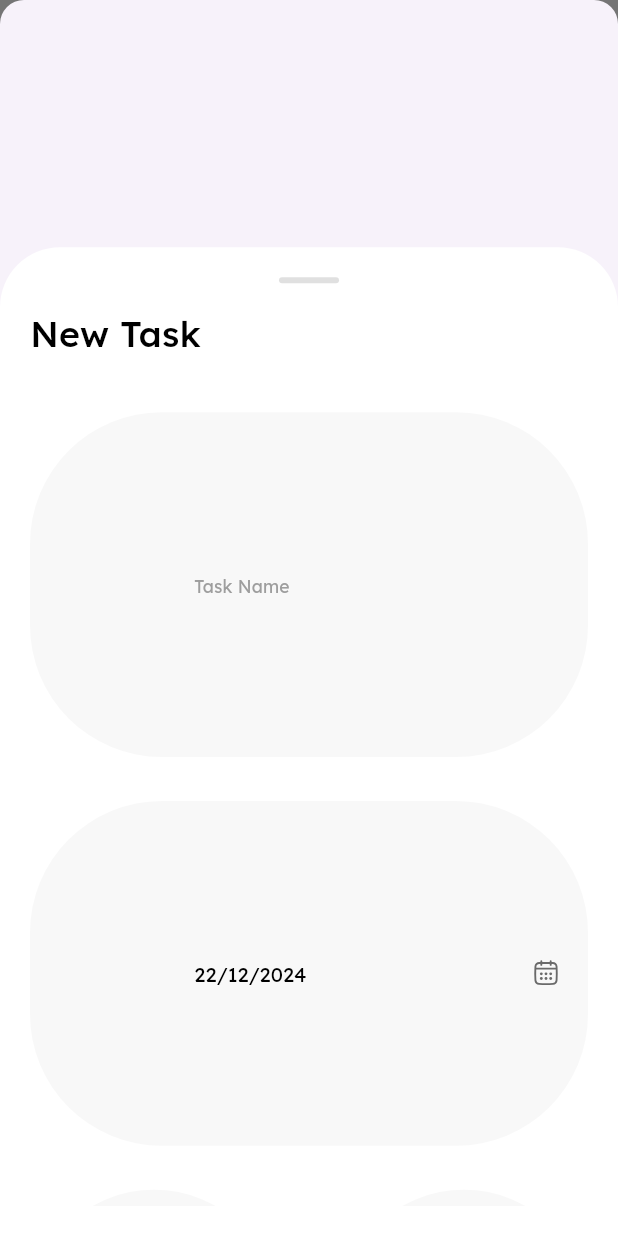
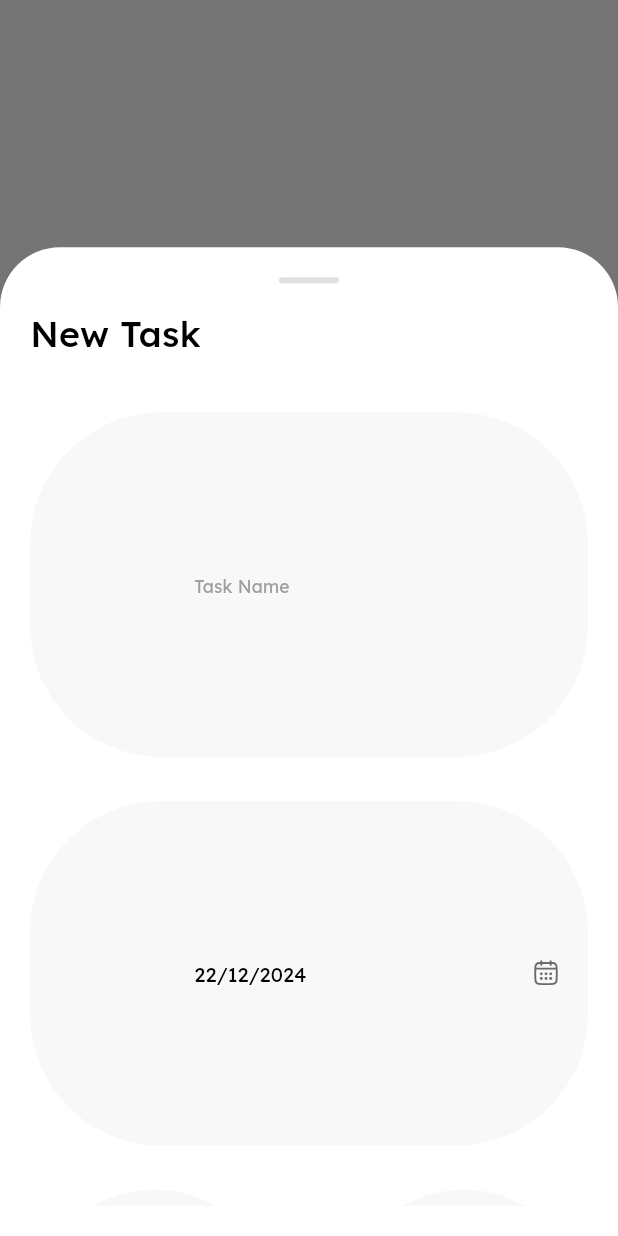
Before and after one commit to AhmedMohamedAbdelmohsen/DailyFlow, a Flutter app: what showNewTaskBottomSheet() shows on an empty page, opened directly, on a phone screen of 412 x 824 dp. Run offline on Flutter 3.47's test engine with Material 3 defaults, Android fonts, the phone set to English and light mode, and no system bars; our stand-ins replace bloc, dartz, dio, easy_date_timeline, easy_localization, flutter_animate and 13 more; missing offline and left inert: pie_menu; accounts and stored records are empty; generated files the repository leaves out were written again; network calls fail.

Commit message:
working on add task

```diff
--- a/lib/data/data_source/remote_data_source.dart
+++ b/lib/data/data_source/remote_data_source.dart
@@ -8,7 +8,7 @@ abstract class RemoteDataSource {
 
   Future<TaskResponse> addTask(int id, TaskResponse request);
 
-  Future<List<TaskResponse>> getAllTasks(int id);
+  Future<List<TaskDataResponse>> getAllTasks(int id);
 }
 
 class RemoteDataSourceImpl extends RemoteDataSource {
@@ -27,7 +27,7 @@ class RemoteDataSourceImpl extends RemoteDataSource {
   }
 
   @override
-  Future<List<TaskResponse>> getAllTasks(int id) {
+  Future<List<TaskDataResponse>> getAllTasks(int id) {
     return _appServiceClient.getAllTasks(id);
   }
 }
--- a/lib/data/network/app_api.dart
+++ b/lib/data/network/app_api.dart
@@ -19,5 +19,5 @@ abstract class AppServiceClient {
       @Path("id") int id, @Body() TaskResponse request);
 
   @GET("/users/{id}/todos?${Constants.apikey}")
-  Future<List<TaskResponse>> getAllTasks(@Path("id") int id);
+  Future<List<TaskDataResponse>> getAllTasks(@Path("id") int id);
 }
--- a/lib/data/repository/respository_impl.dart
+++ b/lib/data/repository/respository_impl.dart
@@ -50,7 +50,7 @@ class RepositoryImpl extends Repository {
       try {
         // its connected to internet, its safe to call API
         final response = await _remoteDataSource.addTask(id, request);
-        if (response.userId != 0) {
+        if (response.id != 0) {
           // success return data
           return Right(response.toDomain());
         } else {
@@ -69,7 +69,7 @@ class RepositoryImpl extends Repository {
   }
 
   @override
-  Future<Either<Failure, List<TaskModel>>> getAllTasks(int id) async {
+  Future<Either<Failure, List<TaskDataModel>>> getAllTasks(int id) async {
     if (await _networkInfo.isConnect) {
       try {
         // its connected to internet, its safe to call API
@@ -77,7 +77,7 @@ class RepositoryImpl extends Repository {
         if (response != null) {
           // success return data
           return Right((response.map((data) => data.toDomain()))
-              .cast<TaskModel>()
+              .cast<TaskDataModel>()
               .toList());
         } else {
           // failure --return business error
--- a/lib/domain/model/task/task_model.dart
+++ b/lib/domain/model/task/task_model.dart
@@ -16,13 +16,43 @@ class TaskModel {
   String startTime;
   String endTime;
   String category;
+  bool completed;
+  String author;
+  String message;
+  Color? color;
+  MetaModel? meta;
+
+  TaskModel(
+    this.id,
+    this.userId,
+    this.description,
+    this.date,
+    this.startTime,
+    this.endTime,
+    this.category,
+    this.completed,
+    this.author,
+    this.message,
+    this.meta,
+      {
+    this.color,
+  });
+}
+class TaskDataModel {
+  num id;
+  num userId;
+  String description;
+  String date;
+  String startTime;
+  String endTime;
+  String category;
   num completed;
   String author;
   String message;
   Color? color;
   MetaModel? meta;
 
-  TaskModel(
+  TaskDataModel(
     this.id,
     this.userId,
     this.description,
--- a/lib/domain/repository/repository.dart
+++ b/lib/domain/repository/repository.dart
@@ -10,5 +10,5 @@ abstract class Repository {
 
   Future<Either<Failure, TaskModel>> addTask(int id, TaskResponse request);
 
-  Future<Either<Failure, List<TaskModel>>> getAllTasks(int id);
+  Future<Either<Failure, List<TaskDataModel>>> getAllTasks(int id);
 }
--- a/lib/domain/usecase/task/task_usecase.dart
+++ b/lib/domain/usecase/task/task_usecase.dart
@@ -4,13 +4,13 @@ import 'package:daily_flow/domain/repository/repository.dart';
 import 'package:daily_flow/domain/usecase/base_usecase.dart';
 import 'package:dartz/dartz.dart';
 
-class TaskUseCase implements BaseUseCase<int, List<TaskModel>> {
+class TaskUseCase implements BaseUseCase<int, List<TaskDataModel>> {
   final Repository _repository;
 
   TaskUseCase(this._repository);
 
   @override
-  Future<Either<Failure, List<TaskModel>>> execute(int id) async {
+  Future<Either<Failure, List<TaskDataModel>>> execute(int id) async {
     return await _repository.getAllTasks(id);
   }
 }
--- a/lib/presentation/add_scheduler/view/add_scheduler_view.dart
+++ b/lib/presentation/add_scheduler/view/add_scheduler_view.dart
@@ -1,9 +1,13 @@
 import 'package:daily_flow/app/di.dart';
+import 'package:daily_flow/app/extension.dart';
 import 'package:daily_flow/app/functions.dart';
+import 'package:daily_flow/data/responses/task/task_response.dart';
 import 'package:daily_flow/generated/locale_keys.g.dart';
 import 'package:daily_flow/presentation/add_scheduler/manager/add_task_cubit.dart';
+import 'package:daily_flow/presentation/add_scheduler/view/widgets/action_buttons.dart';
 import 'package:daily_flow/presentation/add_scheduler/view/widgets/category_selector.dart';
 import 'package:daily_flow/presentation/add_scheduler/view/widgets/priority_selector.dart';
+import 'package:daily_flow/presentation/home/manager/task_cubit.dart';
 import 'package:daily_flow/presentation/resources/color_manager.dart';
 import 'package:daily_flow/presentation/resources/font_manager.dart';
 import 'package:daily_flow/presentation/resources/styles_manager.dart';
@@ -13,6 +17,8 @@ import 'package:daily_flow/presentation/widgets/custom_date_widget.dart';
 import 'package:daily_flow/presentation/widgets/custom_time_picker.dart';
 import 'package:easy_localization/easy_localization.dart';
 import 'package:flutter/material.dart';
+import 'package:flutter_bloc/flutter_bloc.dart';
+import 'package:fluttertoast/fluttertoast.dart';
 import 'package:responsive_sizer/responsive_sizer.dart';
 import 'dart:ui' as ui;
 
@@ -25,13 +31,13 @@ class AddScheduleView extends StatefulWidget {
 
 class _AddScheduleViewState extends State<AddScheduleView> {
   AddTaskCubit addTaskCubit = instance<AddTaskCubit>();
-
-  final _formKey = GlobalKey<FormState>();
-
+  TaskCubit taskCubit = instance<TaskCubit>();
   final TextEditingController _nameController = TextEditingController();
-
+  bool isLoading = false;
+  bool isAllValid = false;
   String? taskNameErrorMsg;
   String? priorityErrorMsg;
+  final _formKey = GlobalKey<FormState>();
 
   @override
   Widget build(BuildContext context) {
@@ -130,36 +136,53 @@ class _AddScheduleViewState extends State<AddScheduleView> {
                         fontSize: FontSize.s18.sp),
                   ),
                   SizedBox(height: AppSize.s2.h),
-                  PrioritySelector(),
+                  PrioritySelector(
+                    onPriorityChanged: (String value) {
+                      addTaskCubit.requestModel.meta = MetaResponse(priority: value);
+                    },
+                  ),
                   SizedBox(height: AppSize.s2.h),
                   CategorySelector(),
-                  const SizedBox(height: AppSize.s24),
-                  Row(
-                    mainAxisAlignment: MainAxisAlignment.spaceBetween,
-                    children: [
-                      TextButton(
-                        onPressed: () => Navigator.pop(context),
-                        child: Text(
-                          LocaleKeys.cancel.tr(),
-                          style: getRegularLexendStyle(color: ColorManager.midBlack,fontSize: FontSize.s16.sp),
-                        ),
-                      ),
-                      ElevatedButton(
-                        onPressed: () {},
-                        style: ElevatedButton.styleFrom(
-                          padding: const EdgeInsets.symmetric(
-                              horizontal: AppSize.s32, vertical: AppSize.s12),
-                          shape: RoundedRectangleBorder(
-                            borderRadius: BorderRadius.circular(AppSize.s8),
-                          ),
-                        ),
-                        child: Text(
-                          LocaleKeys.createTask.tr(),
-                          style: getRegularLexendStyle(color: Colors.white,fontSize: FontSize.s16),
-                        ),
-                      ),
-                    ],
-                  ),
+                  SizedBox(height: AppSize.s2.h),
+                  BlocProvider<AddTaskCubit>(
+                      create: (BuildContext context) => addTaskCubit,
+                      child: BlocConsumer<AddTaskCubit, AddTaskState>(
+                        builder: (context, state) {
+                          return ActionButtons(
+                            func: () {
+                              addTaskCubit.addTask();
+                            }, isLoading: isLoading,
+                          );
+                        },
+                        listener: (BuildContext context, AddTaskState state) {
+                          if (state is AddTaskLoading) {
+                            isLoading = true;
+                          } else if (state is AddTaskSuccess) {
+                            isLoading = false;
+                            taskCubit.getTasksList(
+                                context, DateTime.now().defaultToSend());
+                            Navigator.of(context).pop();
+                          } else if (state is AddTaskFailure) {
+                            isLoading = false;
+                            Fluttertoast.showToast(
+                                msg: state.errorMsg,
+                                toastLength: Toast.LENGTH_LONG,
+                                gravity: ToastGravity.BOTTOM,
+                                timeInSecForIosWeb: 1,
+                                backgroundColor: Colors.red,
+                                textColor: Colors.white,
+                                fontSize: FontSize.s16.sp);
+                          } else if (state is TaskNameValidationState) {
+                            taskNameErrorMsg = state.error;
+                            addTaskCubit.isAllValid(_nameController.text);
+                          } else if (state is PriorityValidationState) {
+                            priorityErrorMsg = state.error;
+                            addTaskCubit.isAllValid(_nameController.text);
+                          } else if (state is CreateTaskIsAllValidState) {
+                            isAllValid = state.isAllValid;
+                          }
+                        },
+                      ))
                 ],
               ),
             ),
@@ -174,6 +197,7 @@ void showNewTaskBottomSheet(BuildContext context) {
   showModalBottomSheet(
     context: context,
     isScrollControlled: true,
+    backgroundColor: Colors.transparent,
     shape: const RoundedRectangleBorder(
       borderRadius: BorderRadius.vertical(top: Radius.circular(AppSize.s16)),
     ),
--- /dev/null
+++ b/lib/presentation/add_scheduler/view/widgets/action_buttons.dart
@@ -0,0 +1,77 @@
+import 'package:daily_flow/generated/locale_keys.g.dart';
+import 'package:daily_flow/presentation/resources/color_manager.dart';
+import 'package:daily_flow/presentation/resources/font_manager.dart';
+import 'package:daily_flow/presentation/resources/styles_manager.dart';
+import 'package:daily_flow/presentation/resources/values_manager.dart';
+import 'package:daily_flow/presentation/widgets/custom_loading.dart';
+import 'package:easy_localization/easy_localization.dart';
+import 'package:flutter/material.dart';
+import 'package:responsive_sizer/responsive_sizer.dart';
+
+class ActionButtons extends StatelessWidget {
+  ActionButtons({Key? key, required this.func, required this.isLoading})
+      : super(key: key);
+  final VoidCallback func;
+  final bool isLoading;
+
+  @override
+  Widget build(BuildContext context) {
+    return Row(
+      mainAxisAlignment: MainAxisAlignment.spaceBetween,
+      children: [
+        Expanded(
+          child: _buildCustomButton(
+            context,
+            label: LocaleKeys.cancel.tr(),
+            textColor: ColorManager.midBlack,
+            backgroundColor: ColorManager.lightGrey4,
+            onPressed: () => Navigator.pop(context),
+          ),
+        ),
+        SizedBox(width: AppSize.s6.w),
+        Expanded(
+          child: isLoading
+              ? LoadingWidget(size: AppSize.s30, color: ColorManager.waterBlue)
+              : _buildCustomButton(
+                  context,
+                  label: LocaleKeys.createTask.tr(),
+                  textColor: Colors.white,
+                  backgroundColor: ColorManager.waterBlue,
+                  onPressed: () {
+                    func();
+                  },
+                ),
+        ),
+      ],
+    );
+  }
+
+  Widget _buildCustomButton(
+    BuildContext context, {
+    required String label,
+    required Color textColor,
+    required Color backgroundColor,
+    required VoidCallback onPressed,
+    double borderRadius = 50.0,
+    TextStyle? textStyle,
+  }) {
+    return SizedBox(
+      height: AppSize.s6.h,
+      child: ElevatedButton(
+        onPressed: onPressed,
+        style: ElevatedButton.styleFrom(
+          backgroundColor: backgroundColor,
+          shape: RoundedRectangleBorder(
+            borderRadius: BorderRadius.circular(borderRadius),
+          ),
+        ),
+        child: Text(
+          label,
+          style: textStyle ??
+              getRegularLexendStyle(
+                  color: textColor, fontSize: FontSize.s16.sp),
+        ),
+      ),
+    );
+  }
+}
--- a/lib/presentation/add_scheduler/view/widgets/category_selector.dart
+++ b/lib/presentation/add_scheduler/view/widgets/category_selector.dart
@@ -17,8 +17,15 @@ class _CategorySelectorState extends State<CategorySelector> {
 
   @override
   Widget build(BuildContext context) {
-    return Column(
+    return Container(
+      decoration: const BoxDecoration(
+        color: ColorManager.lightGrey6,
+        borderRadius: BorderRadius.all( Radius.circular(AppSize.s20)),
+      ),
+      padding: const EdgeInsets.all(AppPadding.p20),
+      child: Column(
         crossAxisAlignment: CrossAxisAlignment.start,
+        mainAxisSize: MainAxisSize.min,
         children: [
           Text(
             LocaleKeys.categories.tr(),
@@ -32,12 +39,12 @@ class _CategorySelectorState extends State<CategorySelector> {
             children: [
               _buildCategoryChip(LocaleKeys.work.tr(), Colors.blue,
                   isSelected: _selectedCategory == LocaleKeys.work.tr()),
-            SizedBox(width: AppSize.s4.h),
+              SizedBox(width: AppSize.s2.h),
               _buildCategoryChip(LocaleKeys.personal.tr(), Colors.purple,
                   isSelected: _selectedCategory == LocaleKeys.personal.tr()),
               SizedBox(width: AppSize.s2.w),
               CircleAvatar(
-              radius: AppSize.s18,
+                radius: AppSize.s20,
                 backgroundColor: Colors.grey[300],
                 child: Center(
                   child: IconButton(
@@ -49,6 +56,7 @@ class _CategorySelectorState extends State<CategorySelector> {
             ],
           ),
         ],
+      ),
     );
   }
 
@@ -64,7 +72,7 @@ class _CategorySelectorState extends State<CategorySelector> {
       label: Text(
         label,
         style: getRegularLexendStyle(
-          color: isSelected ?  ColorManager.midBlack:Colors.white ,
+          color: isSelected ? ColorManager.midBlack : Colors.white,
         ),
       ),
       selected: isSelected,
--- a/lib/presentation/home/manager/task_state.dart
+++ b/lib/presentation/home/manager/task_state.dart
@@ -8,7 +8,7 @@ class TaskInitial extends TaskState {}
 class TaskLoading extends TaskState {}
 
 class TaskSuccess extends TaskState {
-  final List<TaskModel> tasksList;
+  final List<TaskDataModel> tasksList;
 
   TaskSuccess(this.tasksList);
 }
--- a/lib/presentation/home/view/tasks/task_card.dart
+++ b/lib/presentation/home/view/tasks/task_card.dart
@@ -13,7 +13,7 @@ import 'package:url_launcher/url_launcher_string.dart';
 import 'package:font_awesome_flutter/font_awesome_flutter.dart';
 
 class TaskCard extends StatefulWidget {
-  final TaskModel model;
+  final TaskDataModel model;
 
   const TaskCard({super.key, required this.model});
 
--- a/lib/presentation/home/view/tasks/task_view.dart
+++ b/lib/presentation/home/view/tasks/task_view.dart
@@ -23,7 +23,7 @@ class TaskView extends StatefulWidget {
 
 class _TaskViewState extends State<TaskView> {
 
-  late List<TaskModel> tasks;
+  late List<TaskDataModel> tasks;
 
   @override
   Widget build(BuildContext context) {
@@ -60,7 +60,9 @@ class _TaskViewState extends State<TaskView> {
                               horizontal: AppPadding.p12),
                           itemCount: tasks.length,
                           itemBuilder: (context, index) {
-                            return TaskCard(model: tasks[index]);
+                            return Container(
+                                margin: EdgeInsets.only(bottom: AppSize.s2.h),
+                                child: TaskCard(model: tasks[index]));
                           })
                       : EmptyListWidget(errorSubTitle: ''));
             } else if (state is TaskFailure) {
```
Also changed, not shown: lib/data/mapper/task/task_mapper.dart (+18 -0 lines), lib/data/responses/task/task_response.dart (+45 -1 lines), lib/presentation/add_scheduler/manager/add_task_cubit.dart (+4 -4 lines), lib/presentation/add_scheduler/view/widgets/priority_selector.dart (+12 -4 lines), lib/data/network/app_api.g.dart, lib/data/responses/task/task_response.g.dart, pubspec.lock. Lines whose indentation alone changed are shown as unchanged.
